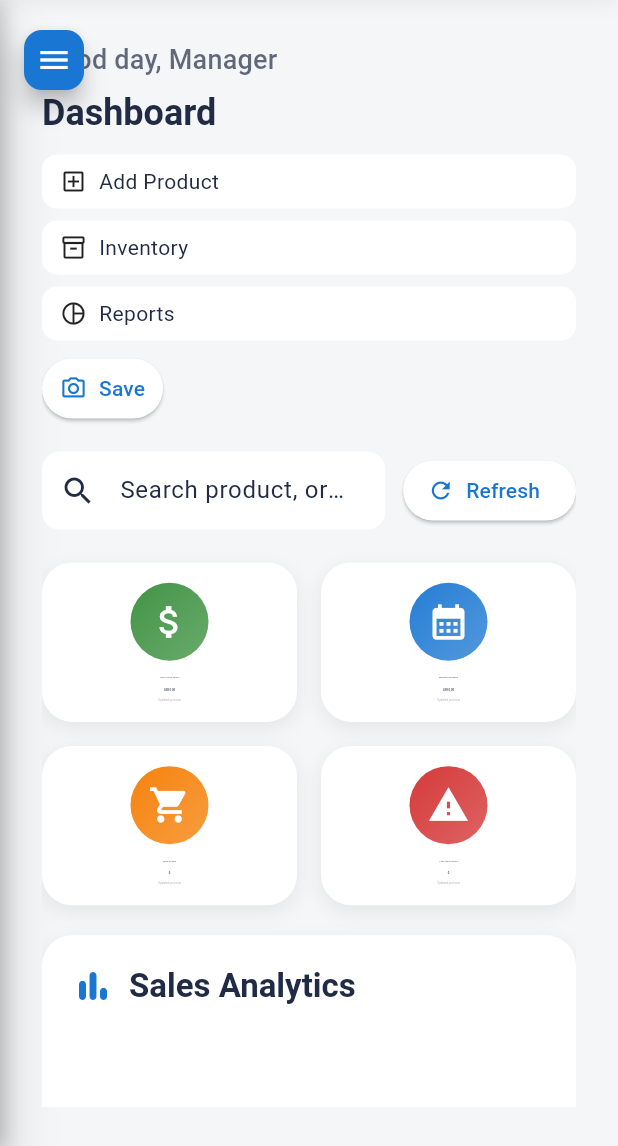
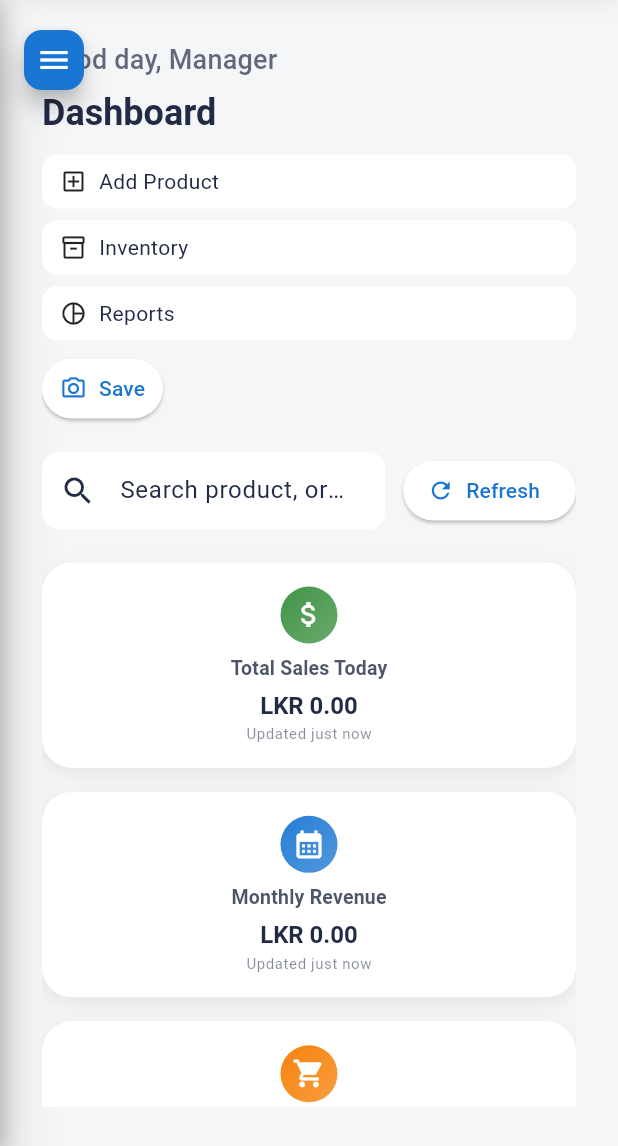
Before and after one commit to Venura2003/supermarket-solution, a Flutter app: the NewAdminDashboard screen opened by its route, on a phone screen of 412 x 824 dp, the part 90-1236 px from its top. Run offline on Flutter 3.47's test engine with Material 3 defaults, Android fonts, the phone set to English and light mode, and no system bars; drawn by our look-alikes of fl_chart; our stand-ins replace file_picker, image_picker, open_file, pdf, printing, shared_preferences and 3 more; missing offline and left inert: dart:js, mobile_scanner; accounts and stored records are empty; network calls fail.

Commit message:
Responsive: Improve KPI cards for mobile dashboard

```diff
--- a/supermarket_flutter_app/lib/features/dashboard/widgets/kpi_cards.dart
+++ b/supermarket_flutter_app/lib/features/dashboard/widgets/kpi_cards.dart
@@ -12,40 +12,57 @@ class KpiCards extends StatelessWidget {
     final theme = Theme.of(context);
 
     return LayoutBuilder(builder: (context, constraints) {
-      final crossAxisCount = constraints.maxWidth > 800 ? 4 : 2;
-      return GridView.count(
+      final isMobile = constraints.maxWidth < 600;
+      final crossAxisCount = isMobile ? 1 : (constraints.maxWidth > 800 ? 4 : 2);
+      final aspectRatio = isMobile ? 2.6 : (constraints.maxWidth > 800 ? 1.6 : 1.3);
+      final horizontalPadding = isMobile ? 0.0 : 8.0;
+      return SingleChildScrollView(
+        scrollDirection: Axis.horizontal,
+        child: ConstrainedBox(
+          constraints: BoxConstraints(
+            minWidth: constraints.maxWidth,
+            maxWidth: isMobile ? constraints.maxWidth : double.infinity,
+          ),
+          child: GridView.count(
             crossAxisCount: crossAxisCount,
             crossAxisSpacing: 16,
             mainAxisSpacing: 16,
             shrinkWrap: true,
             physics: const NeverScrollableScrollPhysics(),
-        childAspectRatio: 1.6,
+            childAspectRatio: aspectRatio,
+            padding: EdgeInsets.symmetric(horizontal: horizontalPadding),
             children: [
               _KpiCard(
                 title: 'Total Sales Today',
                 value: 'LKR ${NumberFormat('#,##0.00').format(dashboardProvider.totalRevenue)}',
                 icon: Icons.attach_money,
                 color: Colors.green.shade700,
+                isMobile: isMobile,
               ),
               _KpiCard(
                 title: 'Monthly Revenue',
                 value: 'LKR ${NumberFormat('#,##0.00').format(dashboardProvider.monthlyRevenue)}',
                 icon: Icons.calendar_month,
                 color: Colors.blue.shade700,
+                isMobile: isMobile,
               ),
               _KpiCard(
                 title: 'Total Orders',
                 value: dashboardProvider.totalOrders.toString(),
                 icon: Icons.shopping_cart,
                 color: Colors.orange.shade700,
+                isMobile: isMobile,
               ),
               _KpiCard(
                 title: 'Low Stock Items',
                 value: dashboardProvider.lowStockCount.toString(),
                 icon: Icons.warning,
                 color: Colors.red.shade700,
+                isMobile: isMobile,
               ),
             ],
+          ),
+        ),
       );
     });
   }
@@ -56,12 +73,14 @@ class _KpiCard extends StatefulWidget {
   final String value;
   final IconData icon;
   final Color color;
+  final bool isMobile;
 
   const _KpiCard({
     required this.title,
     required this.value,
     required this.icon,
     required this.color,
+    this.isMobile = false,
   });
 
   @override
@@ -75,6 +94,10 @@ class _KpiCardState extends State<_KpiCard> {
   @override
   Widget build(BuildContext context) {
     final theme = Theme.of(context);
+    final double iconSize = widget.isMobile ? 22 : 28;
+    final double titleFont = widget.isMobile ? 13 : 15;
+    final double valueFont = widget.isMobile ? 16 : 20;
+    final double updatedFont = widget.isMobile ? 10 : 12;
     return MouseRegion(
       onEnter: (_) => setState(() => _hovering = true),
       onExit: (_) => setState(() {
@@ -107,7 +130,10 @@ class _KpiCardState extends State<_KpiCard> {
               width: 1.5,
             ),
           ),
-          padding: const EdgeInsets.symmetric(vertical: 12, horizontal: 14),
+          padding: EdgeInsets.symmetric(
+            vertical: widget.isMobile ? 10 : 12,
+            horizontal: widget.isMobile ? 10 : 14,
+          ),
           child: Column(
             mainAxisSize: MainAxisSize.min,
             mainAxisAlignment: MainAxisAlignment.center,
@@ -122,10 +148,10 @@ class _KpiCardState extends State<_KpiCard> {
                   ),
                   shape: BoxShape.circle,
                 ),
-                padding: const EdgeInsets.all(12),
-                child: Icon(widget.icon, size: 28, color: Colors.white),
+                padding: EdgeInsets.all(widget.isMobile ? 8 : 12),
+                child: Icon(widget.icon, size: iconSize, color: Colors.white),
               ),
-              const SizedBox(height: 10),
+              SizedBox(height: widget.isMobile ? 7 : 10),
               Flexible(
                 child: FittedBox(
                   fit: BoxFit.scaleDown,
@@ -134,12 +160,15 @@ class _KpiCardState extends State<_KpiCard> {
                     style: theme.textTheme.titleMedium?.copyWith(
                       color: theme.colorScheme.onSurface.withOpacity(0.8),
                       fontWeight: FontWeight.w600,
+                      fontSize: titleFont,
                     ),
                     textAlign: TextAlign.center,
+                    maxLines: 2,
+                    overflow: TextOverflow.ellipsis,
                   ),
                 ),
               ),
-              const SizedBox(height: 6),
+              SizedBox(height: widget.isMobile ? 4 : 6),
               Flexible(
                 child: FittedBox(
                   fit: BoxFit.scaleDown,
@@ -148,18 +177,24 @@ class _KpiCardState extends State<_KpiCard> {
                     style: theme.textTheme.headlineSmall?.copyWith(
                       fontWeight: FontWeight.bold,
                       color: theme.colorScheme.onSurface,
+                      fontSize: valueFont,
                     ),
                     textAlign: TextAlign.center,
+                    maxLines: 1,
+                    overflow: TextOverflow.ellipsis,
                   ),
                 ),
               ),
-              const SizedBox(height: 4),
+              SizedBox(height: widget.isMobile ? 2 : 4),
               Flexible(
                 child: FittedBox(
                   fit: BoxFit.scaleDown,
                   child: Text(
                     'Updated just now',
-                    style: theme.textTheme.bodySmall?.copyWith(color: theme.colorScheme.onSurface.withOpacity(0.55)),
+                    style: theme.textTheme.bodySmall?.copyWith(
+                      color: theme.colorScheme.onSurface.withOpacity(0.55),
+                      fontSize: updatedFont,
+                    ),
                   ),
                 ),
               ),
```
Lines whose indentation alone changed are shown as unchanged.
